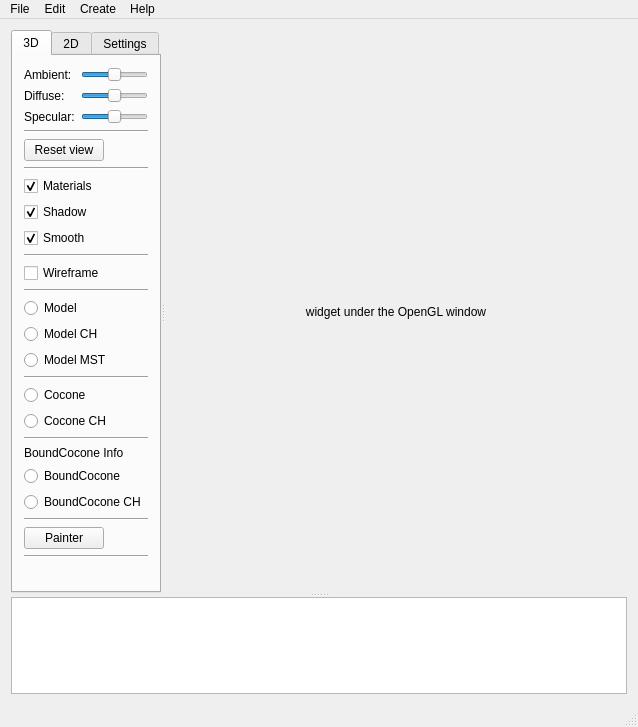
The window that src/ui/main_window/main_window.ui (cppd/math) describes before a commit, drawn with Qt 5.
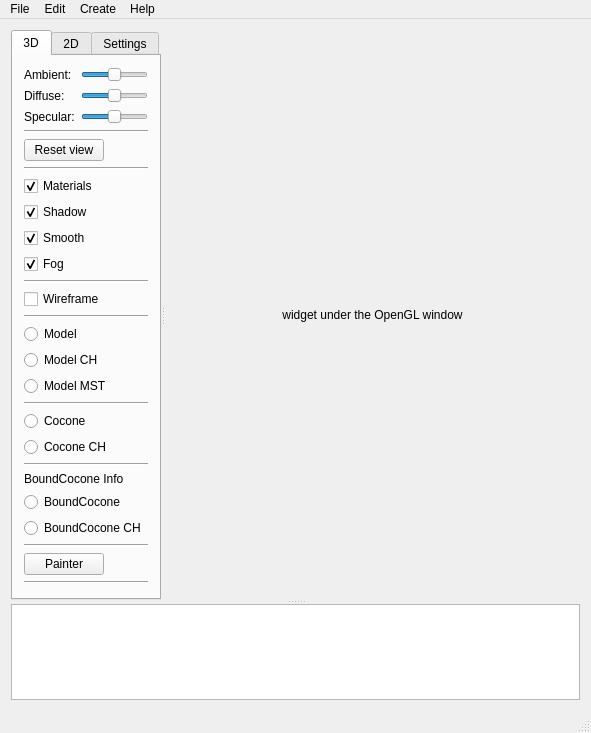
The same window after the commit. Custom widgets are drawn as their Qt base class.

What changed in the file:
```diff
--- a/src/ui/main_window/main_window.ui
+++ b/src/ui/main_window/main_window.ui
@@ -9,8 +9,8 @@
    <rect>
     <x>0</x>
     <y>0</y>
-    <width>638</width>
-    <height>727</height>
+    <width>591</width>
+    <height>733</height>
    </rect>
   </property>
   <widget class="QWidget" name="mainWidget">
@@ -204,6 +204,19 @@
             </property>
            </widget>
           </item>
+          <item>
+           <widget class="QCheckBox" name="checkBox_Fog">
+            <property name="toolTip">
+             <string>Point and Line Models</string>
+            </property>
+            <property name="text">
+             <string>Fog</string>
+            </property>
+            <property name="checked">
+             <bool>true</bool>
+            </property>
+           </widget>
+          </item>
           <item>
            <widget class="Line" name="line_6">
             <property name="orientation">
@@ -910,7 +923,7 @@
     <rect>
      <x>0</x>
      <y>0</y>
-     <width>638</width>
+     <width>591</width>
      <height>20</height>
     </rect>
    </property>
```
